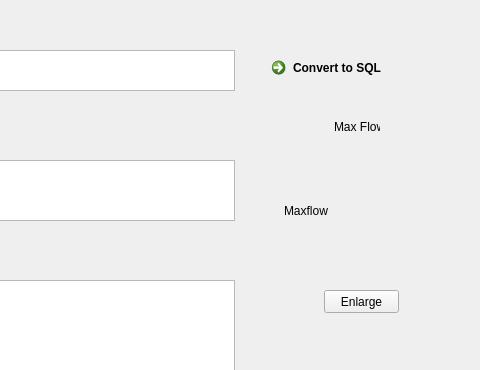
kushalbhabra/nltk-movie-db, file code/nltk.ui: the form before one commit; both pictures show x 346 to 826 and y 0 to 370 of the 826 by 550 pixel window.
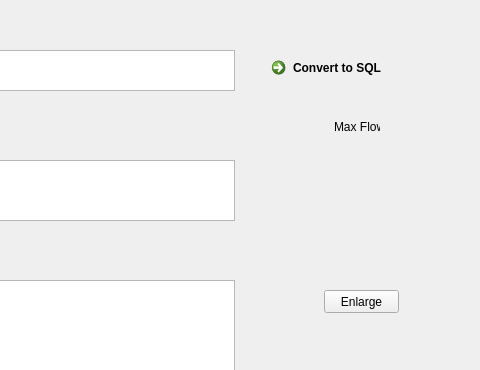
The form after the commit.

Patch:
```diff
--- a/code/nltk.ui
+++ b/code/nltk.ui
@@ -126,7 +126,7 @@
     </rect>
    </property>
    <property name="text">
-    <string>Maxflow</string>
+    <string></string>
    </property>
   </widget>
   <widget class="QLabel" name="label_6">
```
